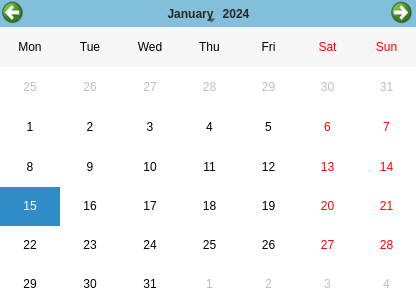
DreddVDomasian/Petmate-Desktop-Application, file Frontend/customCalendar.ui: the form before one commit.
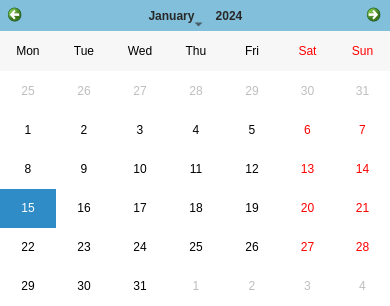
The form after the commit. Icons and pictures are not drawn.

Commit message:
Improve service card UI and date formatting
Updated service card and calendar UI for better appearance and consistency. Added formatted date display in service history, fixed note display logic, and improved frame styling when toggling notes. Also corrected typos in style properties and expanded calendar widget styling.

What changed in the file:
```diff
--- a/Frontend/customCalendar.ui
+++ b/Frontend/customCalendar.ui
@@ -6,10 +6,16 @@
    <rect>
     <x>0</x>
     <y>0</y>
-    <width>416</width>
-    <height>304</height>
+    <width>390</width>
+    <height>306</height>
    </rect>
   </property>
+  <property name="sizePolicy">
+   <sizepolicy hsizetype="Expanding" vsizetype="Expanding">
+    <horstretch>0</horstretch>
+    <verstretch>0</verstretch>
+   </sizepolicy>
+  </property>
   <property name="windowTitle">
    <string>Form</string>
   </property>
@@ -50,8 +56,9 @@
 QCalendarWidget QToolButton {
     font: 57 12pt &quot;Montserrat Medium&quot;;
     color: rgb(39, 39, 39);
-    icon-size: 24px;
+    icon-size: 16px;
     background-color: transparent;
+	padding:6px;
 }
 
 QCalendarWidget QMenu {
@@ -59,9 +66,18 @@
 }
 
 QCalendarWidget QSpinBox {
+    font: 57 12pt &quot;Montserrat Medium&quot;;
+    color: rgb(39, 39, 39);
     width: 70px;
 }
-
+QSpinBox::up-button {
+	image: url(:/Icons/Icons/upArrow.png);
+	width:13px;
+}
+QSpinBox::down-button {
+	image: url(:/Icons/Icons/downArrow.png);
+	width:13px;
+}
 QCalendarWidget QToolButton#qt_calendar_prevmonth {
     qproperty-icon: url(:/Icons/Icons/left-arrow.png);
 }
@@ -76,10 +92,10 @@
     background-color: rgb(255, 255, 255); 
 }
 
-/* 🎯 add these: */
+
 QCalendarWidget QAbstractItemView::item:selected {
-    background-color: rgb(252, 213, 151);  /* selected cell bg */
-    color: black;               /* text when selected */
+    background-color: rgb(252, 213, 151);
+    color: black;              
     border-radius: 4px;
 }
 
```
Left out of the diff: 4 changed lines with no effect on the pictures. The commit also changes 4 other files.
